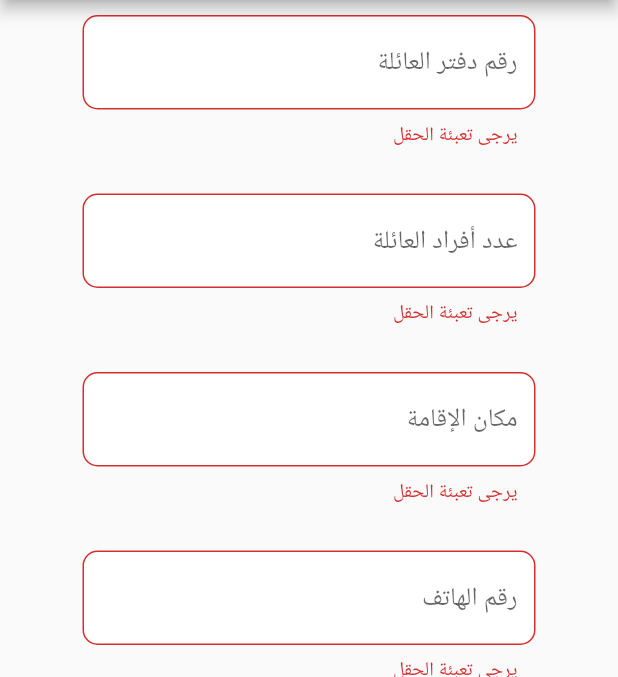
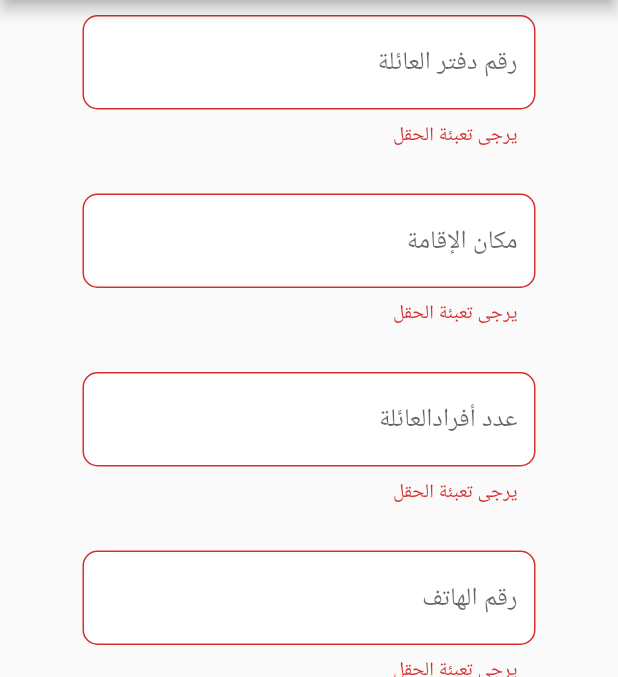
Before and after one commit to Riyadhalali/here4u, a Flutter app: the HelperKits screen opened by its route, after a tap on "التسجيل على المعونات", on a phone screen of 412 x 824 dp, the part 84-761 px from its top. Run offline on Flutter 3.47's test engine with Material 2 defaults, Android fonts, the phone set to English and light mode, and no system bars; our stand-ins replace carousel_slider, cloud_firestore, firebase_auth, firebase_core, geolocator, google_maps_flutter and 3 more; missing offline and left inert: flutter_polyline_points, flutter_sms, telephony; accounts and stored records are empty.

Commit message:
finished helperkit and added to firebase

```diff
--- a/lib/ui/helperkits/helperkits.dart
+++ b/lib/ui/helperkits/helperkits.dart
@@ -1,8 +1,8 @@
-import 'dart:async';
-
+import 'package:cloud_firestore/cloud_firestore.dart';
+import 'package:firebase_auth/firebase_auth.dart';
 import 'package:flutter/material.dart';
+import 'package:here4u/navigator.dart';
 import 'package:here4u/ui/home/components/drawer.dart';
-import 'package:here4u/ui/home/home_screen.dart';
 import 'package:here4u/ui/widgets/mywidgets.dart';
 import 'package:here4u/ui/widgets/textinputfield.dart';
 
@@ -14,14 +14,15 @@ class HelperKits extends StatefulWidget {
 }
 
 class _HelperKitsState extends State<HelperKits> {
-  final _bookController = TextEditingController();
-  final _familyMembersController = TextEditingController();
+  final _familyControllerID = TextEditingController();
+  final _familyLocationController = TextEditingController();
   final _familyMembersNumbersController = TextEditingController();
   final _phoneController = TextEditingController();
-  bool validateBook = false;
-  bool validatefamilyMembers = false;
+  bool validateFamilyControllerID = false;
+  bool validateFamilyLocation = false;
   bool validatefamilyMembersNumbers = false;
   bool validatephoneController = false;
+  FirebaseAuth firebaseAuth = FirebaseAuth.instance;
   @override
   Widget build(BuildContext context) {
     return Scaffold(
@@ -45,25 +46,24 @@ class _HelperKitsState extends State<HelperKits> {
             ),
             TextInputField(
                 hint_text: 'رقم دفتر العائلة',
-                controller_text: _bookController,
-                error_msg: validateBook ? "يرجى تعبئة الحقل" : null,
-                show_password: false),
-            SizedBox(
-              height: 30,
-            ),
-            TextInputField(
-                hint_text: 'عدد أفراد العائلة',
-                controller_text: _familyMembersController,
-                error_msg: validatefamilyMembers ? "يرجى تعبئة الحقل" : null,
+                controller_text: _familyControllerID,
+                error_msg: validateFamilyControllerID ? "يرجى تعبئة الحقل" : null,
                 show_password: false),
             SizedBox(
               height: 30,
             ),
             TextInputField(
                 hint_text: 'مكان الإقامة',
+                controller_text: _familyLocationController,
+                error_msg: validateFamilyLocation ? "يرجى تعبئة الحقل" : null,
+                show_password: false),
+            SizedBox(
+              height: 30,
+            ),
+            TextInputField(
+                hint_text: 'عدد أفرادالعائلة',
                 controller_text: _familyMembersNumbersController,
-                error_msg:
-                    validatefamilyMembersNumbers ? "يرجى تعبئة الحقل" : null,
+                error_msg: validatefamilyMembersNumbers ? "يرجى تعبئة الحقل" : null,
                 show_password: false),
             SizedBox(
               height: 30,
@@ -88,15 +88,15 @@ class _HelperKitsState extends State<HelperKits> {
   }
 
   //-----------------------------------Register Function------------------------
-  void regiserFunction() {
+  void regiserFunction() async {
     if (_phoneController.text.isEmpty ||
-        _bookController.text.isEmpty ||
-        _familyMembersController.text.isEmpty ||
+        _familyControllerID.text.isEmpty ||
+        _familyLocationController.text.isEmpty ||
         _familyMembersNumbersController.text.isEmpty) {
       setState(() {
-        validateBook = true;
+        validateFamilyControllerID = true;
         validatefamilyMembersNumbers = true;
-        validatefamilyMembers = true;
+        validateFamilyLocation = true;
         validatephoneController = true;
       });
 
@@ -104,18 +104,38 @@ class _HelperKitsState extends State<HelperKits> {
     } else {
       MyWidgets myWidgets = MyWidgets();
       myWidgets.showProcessingDialog("جاري التسجيل", context);
-      Future.delayed(Duration(milliseconds: 2000), () {
-        myWidgets.showProcessingDialog("تم التسجيل بنجاح...", context);
-      });
-      Timer timer = Timer(Duration(seconds: 4), onDoneLoading);
+
+      //-> create user in firebase
+      try {
+        //-> first method
+        FirebaseFirestore.instance.collection('helperKits').doc().set({
+          'familyID': _familyControllerID.text,
+          'familyMembersNumber': _familyMembersNumbersController.text,
+          'familyLocation': _familyLocationController.text,
+          'phone_number': _phoneController.text,
+        });
+
+        //-> Display snackbar message
+        Navigator.pop(context);
+        ScaffoldMessenger.of(context).showSnackBar(
+          SnackBar(
+            content: Text("تم التسجيل بنجاح"),
+            duration: Duration(seconds: 3),
+          ),
+        );
+        Navigator.pushNamed(context, Navigations.id);
+      } on FirebaseException catch (e) {
+        //-> Display snackbar message with error
+        Navigator.pop(context);
+        ScaffoldMessenger.of(context).showSnackBar(
+          SnackBar(
+            content: Text(e.message.toString()),
+            duration: Duration(seconds: 3),
+          ),
+        );
+      }
     }
-  }
+  } // end function
 
-  //-----------------------------OnDoneLoading----------------------------------
-  void onDoneLoading() {
-    Navigator.pushNamed(context, HomeScreen.id);
-  }
-
-//------------------------------------------------------------------------------
   //----------------------------------------------------------------------------
 }
```
Also changed, not shown: Maps account/sha keys.txt (added, +8 -0 lines), lib/models/helperkits_model.dart (added, +25 -0 lines).
